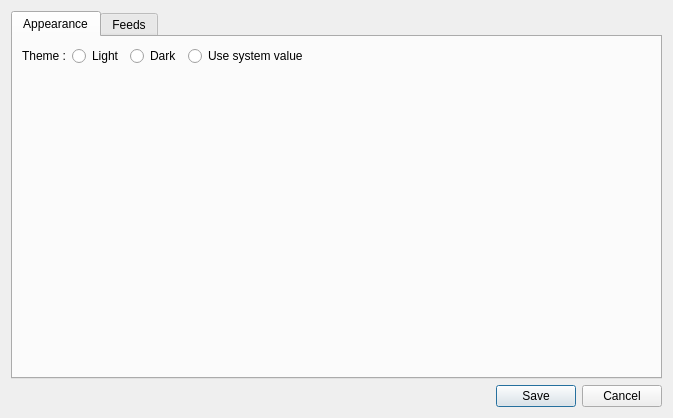
Old version of the form client-desktop/src/dialogs/DialogPreferences.ui in the repository zappatic/ZapFeedReader.
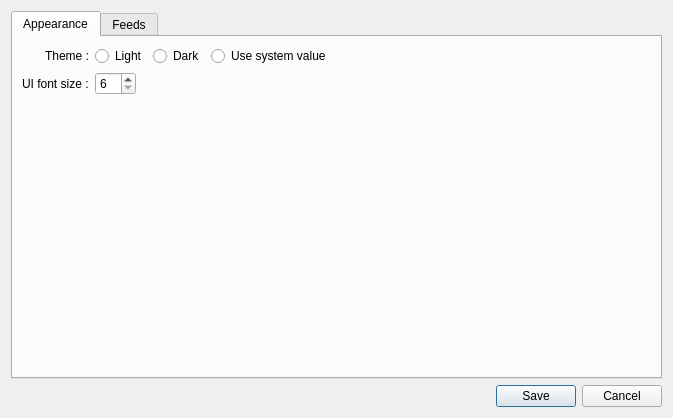
New version of the form.

Commit message: add preference for UI font size

```diff
--- a/client-desktop/src/dialogs/DialogPreferences.ui
+++ b/client-desktop/src/dialogs/DialogPreferences.ui
@@ -74,6 +74,37 @@
            </item>
           </layout>
          </item>
+         <item row="1" column="0">
+          <widget class="QLabel" name="labelFontSize">
+           <property name="text">
+            <string>UI font size :</string>
+           </property>
+          </widget>
+         </item>
+         <item row="1" column="1">
+          <layout class="QHBoxLayout" name="horizontalLayout_2">
+           <item>
+            <widget class="QSpinBox" name="spinBoxFontSize">
+             <property name="minimum">
+              <number>6</number>
+             </property>
+            </widget>
+           </item>
+           <item>
+            <spacer name="horizontalSpacer_2">
+             <property name="orientation">
+              <enum>Qt::Horizontal</enum>
+             </property>
+             <property name="sizeHint" stdset="0">
+              <size>
+               <width>40</width>
+               <height>20</height>
+              </size>
+             </property>
+            </spacer>
+           </item>
+          </layout>
+         </item>
         </layout>
        </item>
       </layout>
```
The commit also changes 6 other files.
